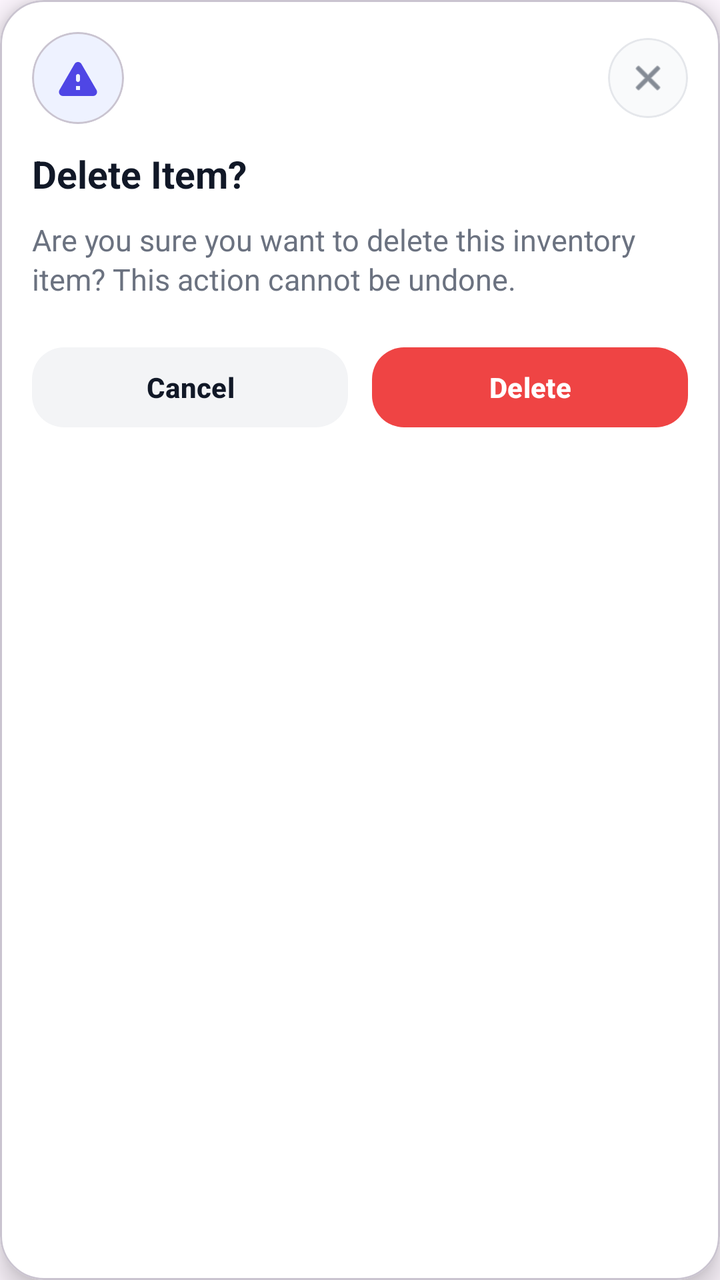
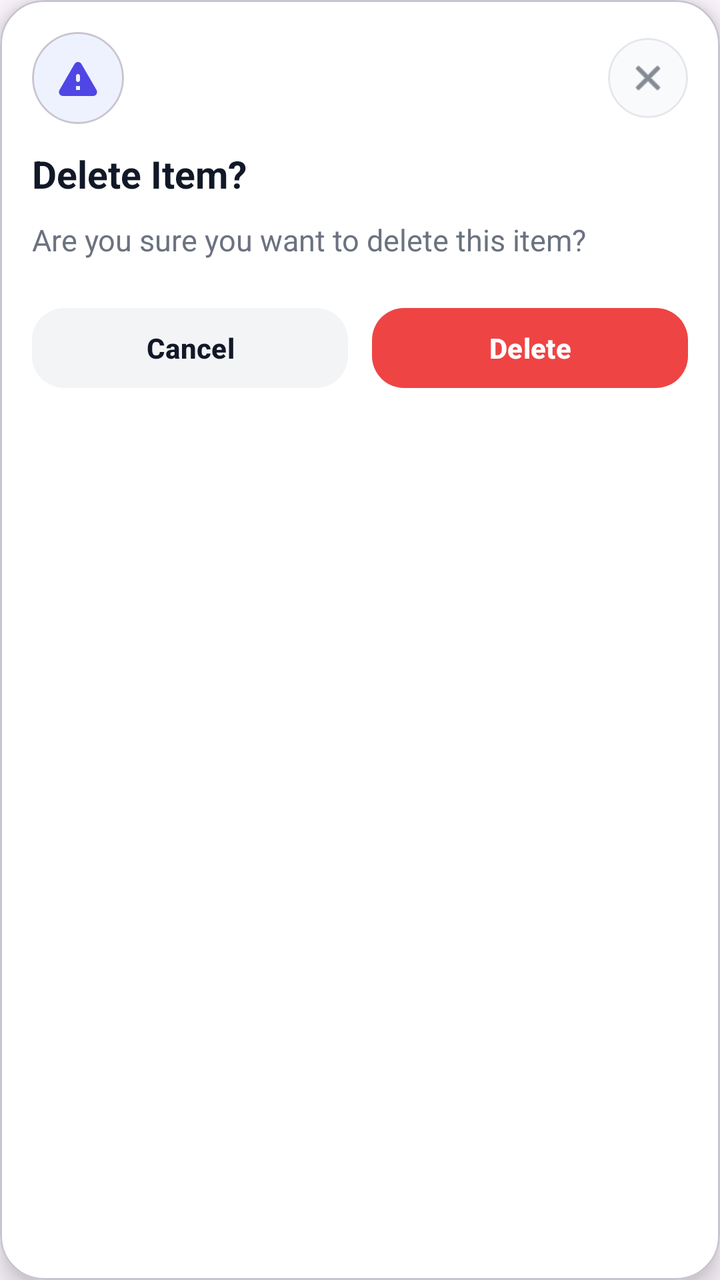

The first picture is an Android layout as it rendered before a commit; the second is the same layout after the commit. The layout source and the unified diff follow.
<!-- AndroidManifest.xml: application theme Theme.MVVMArchitecture -->
<!-- res/layout/alert_dialog.xml -->
<?xml version="1.0" encoding="utf-8"?>
<com.google.android.material.card.MaterialCardView
    xmlns:android="http://schemas.android.com/apk/res/android"
    xmlns:app="http://schemas.android.com/apk/res-auto"
    android:layout_width="match_parent"
    android:layout_height="wrap_content"
    android:layout_marginHorizontal="36dp"
    android:layout_marginVertical="20dp"
    app:cardBackgroundColor="@android:color/white"
    app:cardCornerRadius="22dp"
    app:cardElevation="8dp">

    <LinearLayout
        android:layout_width="match_parent"
        android:layout_height="wrap_content"
        android:orientation="vertical"
        android:padding="16dp">

        
        <LinearLayout
            android:layout_width="match_parent"
            android:layout_height="wrap_content"
            android:gravity="center_vertical"
            android:orientation="horizontal">

            
            <com.google.android.material.card.MaterialCardView
                android:id="@+id/cv_iconBackground"
                android:layout_width="46dp"
                android:layout_height="46dp"
                app:cardBackgroundColor="#EEF2FF"
                app:cardCornerRadius="27dp"
                app:cardElevation="0dp">

                <ImageView
                    android:id="@+id/ivIcon"
                    android:layout_width="match_parent"
                    android:layout_height="match_parent"
                    android:padding="11dp"
                    android:src="@drawable/warning_img" />

            </com.google.android.material.card.MaterialCardView>

            
            <LinearLayout
                android:layout_width="0dp"
                android:layout_height="wrap_content"
                android:layout_weight="1"
                android:gravity="end">

                <com.google.android.material.card.MaterialCardView
                    android:id="@+id/btnClose"
                    android:layout_width="40dp"
                    android:layout_height="40dp"
                    app:cardBackgroundColor="#F9FAFB"
                    app:cardCornerRadius="20dp"
                    app:cardElevation="0dp"
                    app:strokeColor="#E5E7EB"
                    app:strokeWidth="1dp">

                    <ImageView
                        android:layout_width="match_parent"
                        android:layout_height="match_parent"
                        android:background="?attr/selectableItemBackgroundBorderless"
                        android:padding="10dp"
                        android:src="@android:drawable/ic_menu_close_clear_cancel"
                        app:tint="#374151"/>

                </com.google.android.material.card.MaterialCardView>

            </LinearLayout>

        </LinearLayout>

        
        <TextView
            android:id="@+id/tvTitle"
            android:layout_width="wrap_content"
            android:layout_height="wrap_content"
            android:layout_marginTop="12dp"
            android:text="Delete Item?"
            android:textColor="#111827"
            android:textSize="19sp"
            android:textStyle="bold"/>

        
        <TextView
            android:id="@+id/tvMessage"
            android:layout_width="match_parent"
            android:layout_height="wrap_content"
            android:layout_marginTop="10dp"
            android:lineSpacingExtra="2dp"
            android:text="Are you sure you want to delete this inventory item? This action cannot be undone."
            android:textColor="#6B7280"
            android:textSize="15sp"/>

        
        <LinearLayout
            android:layout_width="match_parent"
            android:layout_height="wrap_content"
            android:layout_marginTop="20dp"
            android:orientation="horizontal"
            android:weightSum="2">

            
            <com.google.android.material.button.MaterialButton
                android:id="@+id/btnCancel"
                android:layout_width="0dp"
                android:layout_height="48dp"
                android:layout_weight="1"
                android:text="Cancel"
                android:textAllCaps="false"
                android:textColor="#111827"
                android:textStyle="bold"
                app:backgroundTint="#F3F4F6"
                app:cornerRadius="16dp"/>

            
            <com.google.android.material.button.MaterialButton
                android:id="@+id/btnConfirm"
                android:layout_width="0dp"
                android:layout_height="48dp"
                android:layout_marginStart="12dp"
                android:layout_weight="1"
                android:text="Delete"
                android:textAllCaps="false"
                android:textColor="@android:color/white"
                android:textStyle="bold"
                app:backgroundTint="#EF4444"
                app:cornerRadius="16dp"/>

        </LinearLayout>

    </LinearLayout>

</com.google.android.material.card.MaterialCardView>
<!-- resources referenced by this layout -->
<resources>
  <!-- drawable warning_img (drawable) -->
  <vector xmlns:android="http://schemas.android.com/apk/res/android"
          android:width="24dp"
          android:height="24dp"
          android:viewportWidth="24.0"
          android:viewportHeight="24.0"
          android:tint="#4F46E5">
      <path
          android:fillColor="@color/white"
          android:pathData="M4.47,21h15.06c1.54,0 2.5,-1.67 1.73,-3L13.73,4.99c-0.77,-1.33 -2.69,-1.33 -3.46,0L2.74,18c-0.77,1.33 0.19,3 1.73,3zM12,14c-0.55,0 -1,-0.45 -1,-1v-2c0,-0.55 0.45,-1 1,-1s1,0.45 1,1v2c0,0.55 -0.45,1 -1,1zM13,18h-2v-2h2v2z"/>
  </vector>
  <style name="Theme.MVVMArchitecture" parent="Base.Theme.MVVMArchitecture" />
  <color name="white">#FFFFFFFF</color>
  <style name="Base.Theme.MVVMArchitecture" parent="Theme.Material3.DayNight.NoActionBar">
          
          <item name="colorPrimary">#111827</item>
          <item name="colorOnPrimary">#FFFFFF</item>
          <item name="customBackgroundColor">#FFFFFF</item>
          <item name="colorPrimaryContainer">#f6f5f3</item>
      </style>
</resources>

<!-- the commit's change to res/layout/alert_dialog.xml (unified diff, before → after) -->
@@ -90,7 +90,7 @@
             android:layout_height="wrap_content"
             android:layout_marginTop="10dp"
             android:lineSpacingExtra="2dp"
-            android:text="Are you sure you want to delete this inventory item? This action cannot be undone."
+            android:text="Are you sure you want to delete this item?"
             android:textColor="#6B7280"
             android:textSize="15sp"/>
 
